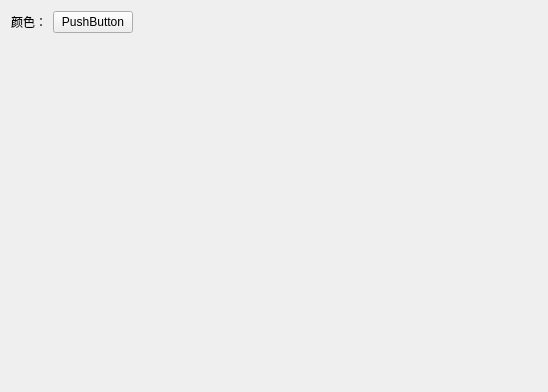
Old version of the form src/DataVisualization/3D/Struct3dConfigWidget.ui in the repository BeQuiet1228/FreeCAD.
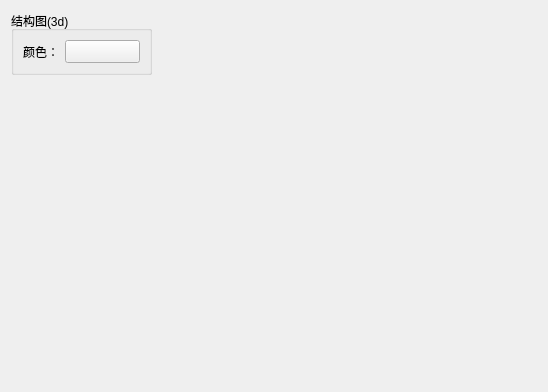
New version of the form.

Commit message: 重构ConfigWidget窗口相关

The edit to the form file:
```diff
--- a/src/DataVisualization/3D/Struct3dConfigWidget.ui
+++ b/src/DataVisualization/3D/Struct3dConfigWidget.ui
@@ -13,6 +13,12 @@
   <property name="windowTitle">
    <string>Form</string>
   </property>
+  <layout class="QGridLayout" name="gridLayout_2">
+   <item row="0" column="0">
+    <widget class="QGroupBox" name="groupBox">
+     <property name="title">
+      <string>结构图(3d)</string>
+     </property>
   <layout class="QGridLayout" name="gridLayout">
    <item row="0" column="0">
     <layout class="QHBoxLayout" name="horizontalLayout_2">
@@ -27,27 +33,42 @@
        </item>
        <item>
         <widget class="QPushButton" name="btnColor">
+            <property name="minimumSize">
+             <size>
+              <width>75</width>
+              <height>23</height>
+             </size>
+            </property>
+            <property name="maximumSize">
+             <size>
+              <width>75</width>
+              <height>23</height>
+             </size>
+            </property>
          <property name="text">
-          <string>PushButton</string>
+             <string/>
          </property>
         </widget>
        </item>
       </layout>
      </item>
-     <item>
-      <spacer name="horizontalSpacer">
+       </layout>
+      </item>
+     </layout>
+    </widget>
+   </item>
+   <item row="0" column="1">
+    <spacer name="horizontalSpacer_2">
        <property name="orientation">
         <enum>Qt::Horizontal</enum>
        </property>
        <property name="sizeHint" stdset="0">
         <size>
-         <width>40</width>
+       <width>380</width>
          <height>20</height>
         </size>
        </property>
       </spacer>
-     </item>
-    </layout>
    </item>
    <item row="1" column="0">
     <spacer name="verticalSpacer">
```
Lines whose indentation alone changed are shown as unchanged. The commit also changes 20 other files.
